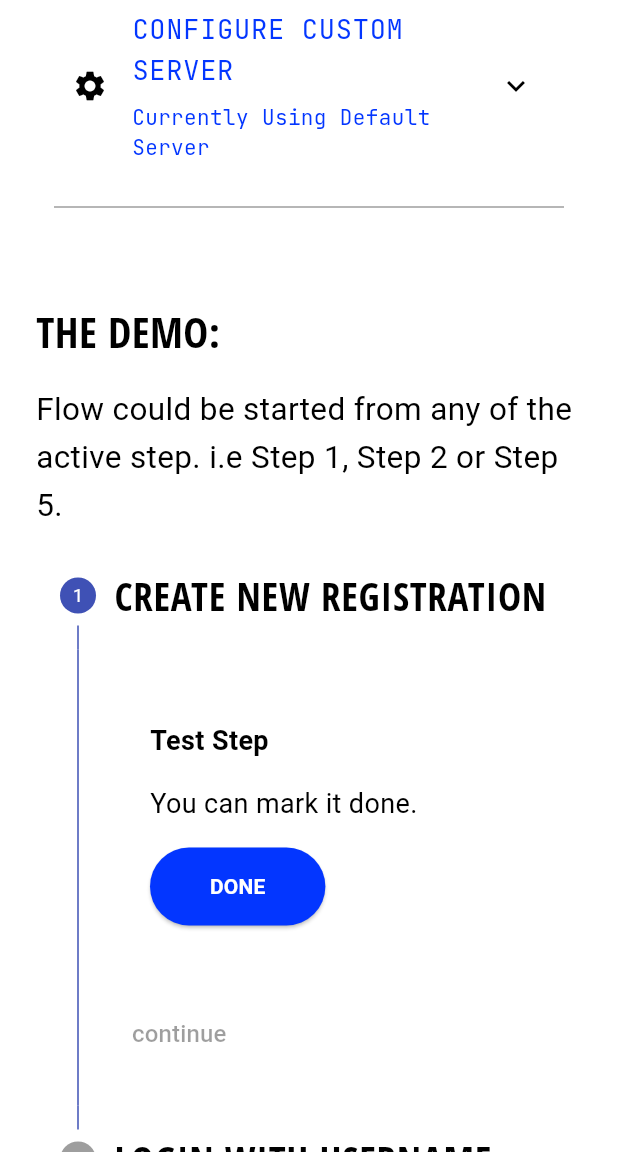
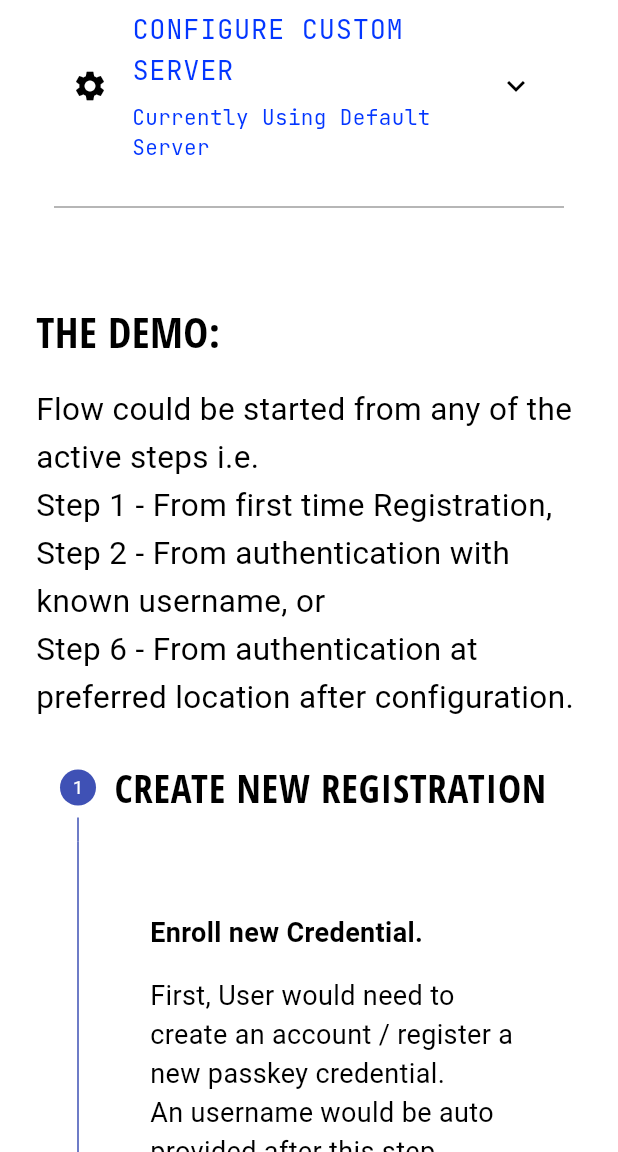
Before and after one commit to HarshalSharma/passkey-demo-frontend, a Flutter app: the screen it shows after launch, scrolled down 1728 dp, on a phone screen of 412 x 824 dp, the part 84-1236 px from its top. Run offline on Flutter 3.47's test engine with Material 3 defaults, Android fonts, the phone set to English and light mode, and no system bars; our stand-ins replace flutter_spinkit, google_fonts; missing offline and left inert: dart:js, dart:js_util; accounts and stored records are empty; Roboto replaces fonts that are missing (Alike).

Commit message:
created widgets for different steps.

```diff
--- a/lib/main.dart
+++ b/lib/main.dart
@@ -189,7 +189,10 @@ class HomePage extends StatelessWidget {
             ),
             const NumberedStep(
                 title:
-                    "Flow could be started from any of the active step. i.e Step 1, Step 2 or Step 5."),
+                    "Flow could be started from any of the active steps i.e. \n"
+                        "Step 1 - From first time Registration, \n"
+                        "Step 2 - From authentication with known username, or \n"
+                        "Step 6 - From authentication at preferred location after configuration."),
             MainDemo(
               passkeyService: passkeyService,
             ),
--- a/lib/ui/main_demo/main_demo.dart
+++ b/lib/ui/main_demo/main_demo.dart
@@ -72,28 +72,41 @@ class _MainDemoState extends State<MainDemo> {
             return Row(
               children: <Widget>[
                 if (_currentStep < (stepperSteps.length - 1))
-                  TextButton(
+                  ElevatedButton(
+                      style: ButtonStyle(backgroundColor:
+                          MaterialStateProperty.resolveWith((states) {
+                        if (states.contains(MaterialState.disabled)) {
+                          return Colors.white;
+                        }
+                        return AppConstants.theme.primaryColor;
+                      })),
                       onPressed:
                           completedSteps[_currentStep] ? onStepContinue : null,
-                      child: Text(
-                        "continue",
-                        style: GoogleFonts.roboto(
-                            fontSize: 16,
-                            color: completedSteps[_currentStep]
-                                ? Colors.green
-                                : null),
+                      child: Padding(
+                        padding: const EdgeInsets.all(8.0),
+                        child: Text(
+                          "continue",
+                          style: AppConstants.textTheme.labelMedium?.copyWith(
+                              color: completedSteps[_currentStep]
+                                  ? null
+                                  : Colors.grey),
+                        ),
                       )),
-                if (completedSteps[_currentStep] && _currentStep == completedSteps.length - 1)
+                if (completedSteps[_currentStep] &&
+                    _currentStep == completedSteps.length - 1)
                   Padding(
                     padding: const EdgeInsets.all(8.0),
-                    child: Text("All Finished !", style: AppConstants.textTheme.bodySmall,),
+                    child: Text(
+                      "All Finished !",
+                      style: AppConstants.textTheme.bodySmall,
+                    ),
                   )
               ],
             );
           },
           onStepContinue: onStepContinue,
           onStepTapped: (int index) {
-            if (enabledSteps[index]) {
+            if (isActive(index)) {
               setState(() {
                 _currentStep = index;
               });
@@ -160,14 +173,20 @@ class _MainDemoState extends State<MainDemo> {
   }
 
   StepState getStepState(int index) {
-    return completedSteps[index] ? StepState.complete : StepState.indexed;
+    if (completedSteps[index]) {
+      return StepState.complete;
+    }
+    if (isActive(index)) {
+      return StepState.indexed;
+    }
+    return StepState.disabled;
   }
 
   bool isActive(int index) {
     if (index == 0) {
       return enabledSteps[index];
     }
-    return completedSteps[index] || enabledSteps[index];
+    return completedSteps[index - 1] || enabledSteps[index];
   }
 
   onComplete(int index) {
--- a/lib/ui/main_demo/main_demo_steps.dart
+++ b/lib/ui/main_demo/main_demo_steps.dart
@@ -1,8 +1,12 @@
 import 'package:flutter/material.dart';
 import 'package:passkey_demo_frontend/passkey_service.dart';
-import 'package:passkey_demo_frontend/ui/utility_widgets/notification.dart';
+import 'package:passkey_demo_frontend/ui/main_demo/authn_by_location_step.dart';
+import 'package:passkey_demo_frontend/ui/main_demo/home_location_update_step.dart';
+import 'package:passkey_demo_frontend/ui/main_demo/notes_editor_step.dart';
+import 'package:passkey_demo_frontend/ui/main_demo/user_logout_step.dart';
 import 'package:passkey_demo_frontend/ui/utility_widgets/step_widgets.dart';
 
+import 'authn_by_userhandle_step.dart';
 import 'register_step.dart';
 
 class MainDemoSteps {
@@ -12,32 +16,55 @@ class MainDemoSteps {
 
   List<DemoStep> create() {
     List<DemoStep> steps = [];
-    // steps.add(DemoStep(
-    //     title: "CREATE NEW REGISTRATION",
-    //     widget: RegisterStepWidget(
-    //       passkeyService: passkeyService,
-    //     ),
-    //     isEnabled: true));
+
     steps.add(DemoStep(
         title: "CREATE NEW REGISTRATION",
-        widget: TestStepWidget(),
+        widget: RegisterStepWidget(
+          passkeyService: passkeyService,
+        ),
         isEnabled: true));
     steps.add(DemoStep(
-      title: "LOGIN WITH USERNAME",
-      widget: const TestStepWidget(),
-    ));
+        title: "LOGIN WITH USERNAME",
+        widget: AuthNByUserHandleStepWidget(
+          passkeyService: passkeyService,
+        ),
+        isEnabled: true));
     steps.add(DemoStep(
-      title: "USER USES APIS",
-      widget: const TestStepWidget(),
-    ));
+        title: "USER USES SECURE APIS",
+        widget: NotesEditorStepWidget(
+          passkeyService: passkeyService,
+        ),
+
+        //TODO: remove
+        isEnabled: true));
     steps.add(DemoStep(
-      title: "USER UPDATES HOME LOCATION",
-      widget: const TestStepWidget(),
-    ));
+        title: "USER MARKS HOME LOCATION",
+        widget: HomeLocationUpdateStepWidget(
+          passkeyService: passkeyService,
+        ),
+
+        //TODO: remove
+        isEnabled: true));
     steps.add(DemoStep(
-      title: "USER LOGOUT",
-      widget: const TestStepWidget(),
-    ));
+        title: "USER LOGOUT",
+        widget: const UserLogoutStep(),
+
+        //TODO: remove
+        isEnabled: true));
+    steps.add(DemoStep(
+        title: "USER LOGIN AT HOME (ANY PREFERRED LOCATION)",
+        widget: AuthNByLocationStepWidget(
+          passkeyService: passkeyService,
+        ),
+        isEnabled: true));
+    steps.add(DemoStep(
+        title: "USER USES SECURE APIS",
+        widget: NotesEditorStepWidget(
+          passkeyService: passkeyService,
+        ),
+
+        //TODO: remove
+        isEnabled: true));
     return steps;
   }
 }
--- a/lib/ui/main_demo/register_step.dart
+++ b/lib/ui/main_demo/register_step.dart
@@ -72,7 +72,7 @@ class _RegisterStepWidgetState extends State<RegisterStepWidget> {
               timestamp: DateTime.now(),
               output: "Registered Credential with User : ${user.toString()}",
               successful: true);
-          context.findAncestorWidgetOfExactType<StepBodyWidget>()?.onSuccess();
+          StepStateApi.onSuccess(context);
           this.user = user;
           NotificationUtils.notify(
               context, "Registered with username - ${user.userHandle}");
--- a/lib/ui/utility_widgets/step_widgets.dart
+++ b/lib/ui/utility_widgets/step_widgets.dart
@@ -174,11 +174,7 @@ class NumberedStep extends StatelessWidget {
   final List<Widget>? children;
 
   const NumberedStep(
-      {super.key,
-      this.number,
-      this.title,
-      this.description,
-      this.children});
+      {super.key, this.number, this.title, this.description, this.children});
 
   @override
   Widget build(BuildContext context) {
@@ -241,3 +237,9 @@ class StepBodyWidget extends StatelessWidget {
     return child;
   }
 }
+
+class StepStateApi {
+  static onSuccess(BuildContext context) {
+    context.findAncestorWidgetOfExactType<StepBodyWidget>()?.onSuccess();
+  }
+}
```
Also changed, not shown: lib/ui/main_demo/authn_by_location_step.dart (added, +19 -0 lines), lib/ui/main_demo/authn_by_userhandle_step.dart (+15 -17 lines), lib/ui/main_demo/home_location_update_step.dart (added, +17 -0 lines), lib/ui/main_demo/notes_editor_step.dart (added, +19 -0 lines), lib/ui/main_demo/user_logout_step.dart (added, +15 -0 lines).
